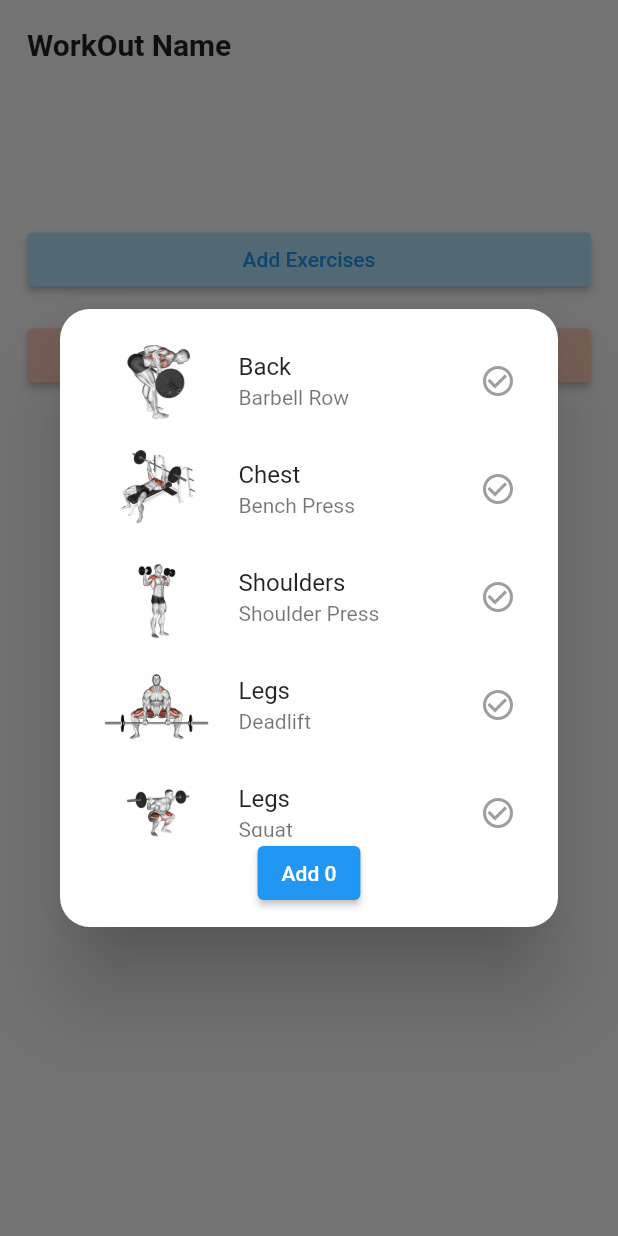
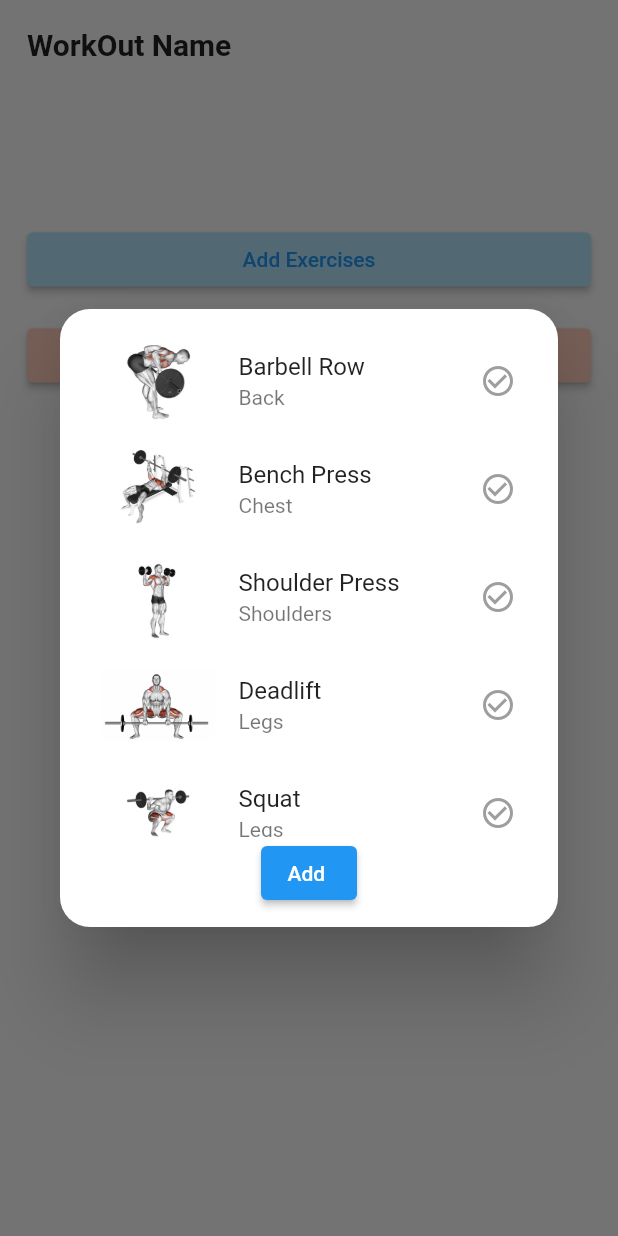
Before and after one commit to Obinna-e/Magic-Test, a Flutter app: the ModalBottomSheet widget shown alone on an empty page, opened directly, after a tap on "Add Exercises", on a phone screen of 412 x 824 dp. Run offline on Flutter 3.47's test engine with Material 2 defaults, Android fonts, the light colour scheme and no system bars.

Commit message:
fixed state not changing in modal

```diff
--- a/lib/Widgets/customModal.dart
+++ b/lib/Widgets/customModal.dart
@@ -1,8 +1,10 @@
 import 'package:flutter/material.dart';
 import 'package:magic_seniordev_test/Widgets/workoutItems.dart';
-import 'package:magic_seniordev_test/models/workoutModel.dart';
+import 'package:magic_seniordev_test/models/workOutData.dart';
+import 'package:provider/provider.dart';
 
 import '../constants/styles.dart';
+import '../models/workoutModel.dart';
 
 class ModalBottomSheet extends StatefulWidget {
   const ModalBottomSheet({
@@ -14,46 +16,47 @@ class ModalBottomSheet extends StatefulWidget {
 }
 
 class _ModalBottomSheetState extends State<ModalBottomSheet> {
-  List<WorkoutModel> workouts = [
-    WorkoutModel(
-      'barbell_row.png',
-      'Back',
-      'Barbell Row',
-      false,
-    ),
-    WorkoutModel(
-      'bench_press.jpeg',
-      'Chest',
-      'Bench Press',
-      false,
-    ),
-    WorkoutModel(
-      'shoulder_press.jpeg',
-      'Shoulders',
-      'Shoulder Press',
-      false,
-    ),
-    WorkoutModel(
-      'deadlift.jpg',
-      'Legs',
-      'Deadlift',
-      false,
-    ),
-    WorkoutModel(
-      'squat.png',
-      'Legs',
-      'Squat',
-      false,
-    ),
-  ];
+  // List<WorkoutModel> workouts = [
+  //   WorkoutModel(
+  //     img: 'barbell_row.png',
+  //     subtitle: 'Back',
+  //     title: 'Barbell Row',
+  //     isSelected: false,
+  //   ),
+  //   WorkoutModel(
+  //     img: 'bench_press.jpeg',
+  //     subtitle: 'Chest',
+  //     title: 'Bench Press',
+  //     isSelected: false,
+  //   ),
+  //   WorkoutModel(
+  //     img: 'shoulder_press.jpeg',
+  //     subtitle: 'Shoulders',
+  //     title: 'Shoulder Press',
+  //     isSelected: false,
+  //   ),
+  //   WorkoutModel(
+  //     img: 'deadlift.jpg',
+  //     subtitle: 'Legs',
+  //     title: 'Deadlift',
+  //     isSelected: false,
+  //   ),
+  //   WorkoutModel(
+  //     img: 'squat.png',
+  //     subtitle: 'Legs',
+  //     title: 'Squat',
+  //     isSelected: false,
+  //   ),
+  // ];
 
-  List<WorkoutModel> selectedWorkouts = [];
+  // List<WorkoutModel> selectedWorkouts = [];
 
   @override
   Widget build(BuildContext context) {
     final height = MediaQuery.of(context).size.height;
     final width = MediaQuery.of(context).size.width;
 
+    return Consumer<WorkOutData>(builder: (context, data, child) {
       return Padding(
         padding: const EdgeInsets.all(18.0),
         child: Column(
@@ -73,11 +76,14 @@ class _ModalBottomSheetState extends State<ModalBottomSheet> {
               child: Container(
                 width: width * 0.98,
                 child: ElevatedButton(
-                style: ElevatedButton.styleFrom(primary: Colors.lightBlue[100]),
+                  style:
+                      ElevatedButton.styleFrom(primary: Colors.lightBlue[100]),
                   onPressed: () {
                     showDialog(
                         context: context,
                         builder: (BuildContext context) {
+                          return Consumer<WorkOutData>(
+                              builder: (context, data, child) {
                             return Dialog(
                               shape: RoundedRectangleBorder(
                                   borderRadius: BorderRadius.circular(
@@ -91,15 +97,19 @@ class _ModalBottomSheetState extends State<ModalBottomSheet> {
                                       children: [
                                         Expanded(
                                           child: ListView.builder(
-                                        itemCount: workouts.length,
-                                        itemBuilder:
-                                            (BuildContext context, int index) {
+                                            itemCount: data.workouts.length,
+                                            itemBuilder: (BuildContext context,
+                                                int index) {
                                               return WorkoutItems(
-                                              workouts[index].img,
-                                              workouts[index].title,
-                                              workouts[index].subtitle,
-                                              workouts[index].isSelected,
-                                              index);
+                                                  img: data.workouts[index].img,
+                                                  title: data
+                                                      .workouts[index].title,
+                                                  subtitle: data
+                                                      .workouts[index].subtitle,
+                                                  isSelected: data
+                                                      .workouts[index]
+                                                      .isSelected,
+                                                  index: index);
                                             },
                                           ),
                                         ),
@@ -108,12 +118,13 @@ class _ModalBottomSheetState extends State<ModalBottomSheet> {
                                             Navigator.pop(context);
                                           },
                                           child: Text(
-                                          'Add ${selectedWorkouts.length}'),
+                                              'Add ${data.selectedWorkouts.isEmpty ? "" : "(${data.selectedWorkouts.length})"}'),
                                         ),
                                       ],
                                     )),
                               ),
                             );
+                          });
                         });
                   },
                   child: const Text(
@@ -128,8 +139,8 @@ class _ModalBottomSheetState extends State<ModalBottomSheet> {
               child: SizedBox(
                 width: width * 0.98,
                 child: ElevatedButton(
-                  style:
-                      ElevatedButton.styleFrom(primary: Colors.deepOrange[100]),
+                    style: ElevatedButton.styleFrom(
+                        primary: Colors.deepOrange[100]),
                     onPressed: () {
                       Navigator.pop(context);
                     },
@@ -142,44 +153,6 @@ class _ModalBottomSheetState extends State<ModalBottomSheet> {
           ],
         ),
       );
-  }
-
-  Widget WorkoutItems(
-      String img, String title, String subtitle, bool isSelected, int index) {
-    return ListTile(
-      leading: ConstrainedBox(
-        constraints: const BoxConstraints(
-          minWidth: 44,
-          minHeight: 44,
-          maxWidth: 80,
-          maxHeight: 80,
-        ),
-        child: Image.asset(
-          'assets/images/${img}',
-          height: 75,
-          width: 75,
-        ),
-      ),
-      title: Text(title),
-      subtitle: Text(subtitle),
-      trailing: isSelected
-          ? Icon(Icons.check_circle, color: Colors.blue)
-          : Icon(
-              Icons.check_circle_outline,
-              color: Colors.grey,
-            ),
-      onTap: () {
-        setState(() {
-          workouts[index].isSelected = !isSelected;
-
-          if (workouts[index].isSelected == true) {
-            selectedWorkouts.add(WorkoutModel(img, title, subtitle, true));
-          } else if (workouts[index].isSelected == false) {
-            selectedWorkouts.removeWhere(
-                (element) => element.title == workouts[index].title);
-          }
     });
-      },
-    );
   }
 }
--- a/lib/Widgets/workoutItems.dart
+++ b/lib/Widgets/workoutItems.dart
@@ -1,43 +1,78 @@
-// import 'package:flutter/material.dart';
-// import 'package:magic_seniordev_test/models/workoutModel.dart';
+import 'package:flutter/material.dart';
+import 'package:magic_seniordev_test/models/workOutData.dart';
+import 'package:magic_seniordev_test/models/workoutModel.dart';
+import 'package:provider/provider.dart';
 
-// Widget WorkoutItems(
-//     String img, String title, String subtitle, bool isSelected, int index) {
-//   return ListTile(
-//     leading: ConstrainedBox(
-//       constraints: BoxConstraints(
-//         minWidth: 44,
-//         minHeight: 44,
-//         maxWidth: 80,
-//         maxHeight: 80,
-//       ),
-//       child: Image.asset(
-//         'assets/images/${img}',
-//         height: 75,
-//         width: 75,
-//       ),
-//     ),
-//     title: Text(title),
-//     subtitle: Text(subtitle),
-//     trailing: isSelected
-//         ? Icon(Icons.check_circle, color: Colors.blue)
-//         : Icon(
-//             Icons.check_circle_outline,
-//             color: Colors.grey,
-//           ),
-//     onTap: () {
-//       setState(() {
-//         workoutss[index].isSelected = !isSelected;
+class WorkoutItems extends StatefulWidget {
+  const WorkoutItems(
+      {Key? key,
+      required this.img,
+      required this.title,
+      required this.subtitle,
+      required this.isSelected,
+      required this.index})
+      : super(key: key);
 
-//         if (isSelected == true) {
-//           selectedItems.add(
-//               WorkoutModel(widget.img, widget.title, widget.subtitle, true));
-//         } else if (isSelected == false) {
-//           selectedItems.removeWhere((element) => element.title == widget.title);
-//         }
+  final String img;
+  final String title;
+  final String subtitle;
+  final bool isSelected;
+  final int index;
 
-//         print(selectedItems.length);
-//       });
-//     },
-//   );
-// }
+  @override
+  State<WorkoutItems> createState() => _WorkoutItemsState();
+}
+
+class _WorkoutItemsState extends State<WorkoutItems> {
+  // bool isSelected = context.watch<WorkOutData>().;
+
+  List<WorkoutModel> selectedItems = [];
+  @override
+  Widget build(BuildContext context) {
+    return Consumer<WorkOutData>(builder: (context, data, child) {
+      return ListTile(
+        leading: ConstrainedBox(
+          constraints: BoxConstraints(
+            minWidth: 44,
+            minHeight: 44,
+            maxWidth: 80,
+            maxHeight: 80,
+          ),
+          child: Image.asset(
+            'assets/images/${widget.img}',
+            height: 75,
+            width: 75,
+          ),
+        ),
+        title: Text(widget.title),
+        subtitle: Text(widget.subtitle),
+        trailing: context.watch<WorkOutData>().workouts[widget.index].isSelected
+            ? Icon(Icons.check_circle, color: Colors.blue)
+            : Icon(
+                Icons.check_circle_outline,
+                color: Colors.grey,
+              ),
+        onTap: () {
+          // if (data.selectedWorkouts.isEmpty) {
+          //   data.addWorkout(WorkoutModel(
+          //       img: widget.img,
+          //       title: widget.title,
+          //       subtitle: widget.subtitle,
+          //       isSelected: true));
+          // }
+          data.workouts[widget.index].toggle();
+          if (data.workouts[widget.index].isSelected == true) {
+            data.addWorkout(data.workouts[widget.index]);
+          } else if (data.workouts[widget.index].isSelected == false) {
+            data.removeWorkout(data.workouts[widget.index]);
+          }
+
+          print(data.workouts[widget.index].isSelected);
+          // else if (data.selectedWorkouts.isNotEmpty) {
+          //   if (data.selectedWorkouts[widget.index].isSelected)
+          // }
+        },
+      );
+    });
+  }
+}
--- /dev/null
+++ b/lib/models/workOutData.dart
@@ -0,0 +1,63 @@
+import 'dart:collection';
+import 'package:flutter/foundation.dart';
+
+import 'package:flutter/material.dart';
+
+import './workoutModel.dart';
+
+class WorkOutData with ChangeNotifier {
+  List<WorkoutModel> _workouts = [
+    WorkoutModel(
+      img: 'barbell_row.png',
+      subtitle: 'Back',
+      title: 'Barbell Row',
+      isSelected: false,
+    ),
+    WorkoutModel(
+      img: 'bench_press.jpeg',
+      subtitle: 'Chest',
+      title: 'Bench Press',
+      isSelected: false,
+    ),
+    WorkoutModel(
+      img: 'shoulder_press.jpeg',
+      subtitle: 'Shoulders',
+      title: 'Shoulder Press',
+      isSelected: false,
+    ),
+    WorkoutModel(
+      img: 'deadlift.jpg',
+      subtitle: 'Legs',
+      title: 'Deadlift',
+      isSelected: false,
+    ),
+    WorkoutModel(
+      img: 'squat.png',
+      subtitle: 'Legs',
+      title: 'Squat',
+      isSelected: false,
+    ),
+  ];
+
+  List<WorkoutModel> _selectedWorkouts = [];
+  UnmodifiableListView<WorkoutModel> get selectedWorkouts =>
+      UnmodifiableListView(_selectedWorkouts);
+
+  UnmodifiableListView<WorkoutModel> get workouts =>
+      UnmodifiableListView(_workouts);
+
+  void addWorkout(WorkoutModel workout) {
+    _selectedWorkouts.add(workout);
+    notifyListeners();
+  }
+
+  void toggleWorkout(WorkoutModel workout) {
+    workout.toggle();
+    notifyListeners();
+  }
+
+  void removeWorkout(WorkoutModel workout) {
+    _selectedWorkouts.remove(workout);
+    notifyListeners();
+  }
+}
--- a/lib/models/workoutModel.dart
+++ b/lib/models/workoutModel.dart
@@ -4,10 +4,14 @@ class WorkoutModel {
   String subtitle;
   bool isSelected;
 
-  WorkoutModel(
-    this.img,
-    this.title,
-    this.subtitle,
-    this.isSelected,
-  );
+  WorkoutModel({
+    required this.img,
+    required this.title,
+    required this.subtitle,
+    required this.isSelected,
+  });
+
+  void toggle() {
+    isSelected = !isSelected;
+  }
 }
--- a/lib/pages/homePage.dart
+++ b/lib/pages/homePage.dart
@@ -15,7 +15,6 @@ class _MyHomePageState extends State<MyHomePage> {
   void _onItemTapped(int index) {
     setState(() {
       _selectedIndex = index;
-      print(_selectedIndex);
     });
   }
 
--- a/lib/pages/workoutListScreen.dart
+++ b/lib/pages/workoutListScreen.dart
@@ -1,4 +1,6 @@
 import 'package:flutter/material.dart';
+
+import '../Widgets/workoutList.dart';
 
 class ListOfWorkouts extends StatelessWidget {
   const ListOfWorkouts({Key? key}) : super(key: key);
@@ -12,6 +14,7 @@ class ListOfWorkouts extends StatelessWidget {
           'History',
           style: TextStyle(fontSize: 30, fontWeight: FontWeight.bold),
         ),
+        WorkoutList(),
       ],
     );
   }
--- a/pubspec.yaml
+++ b/pubspec.yaml
@@ -29,6 +29,7 @@ environment:
 dependencies:
   flutter:
     sdk: flutter
+  provider: ^6.0.4
 
   # The following adds the Cupertino Icons font to your application.
   # Use with the CupertinoIcons class for iOS style icons.
```
Also changed, not shown: lib/Widgets/workoutList.dart (added, +55 -0 lines), lib/main.dart (+10 -5 lines), pubspec.lock. Lines whose indentation alone changed are shown as unchanged.
